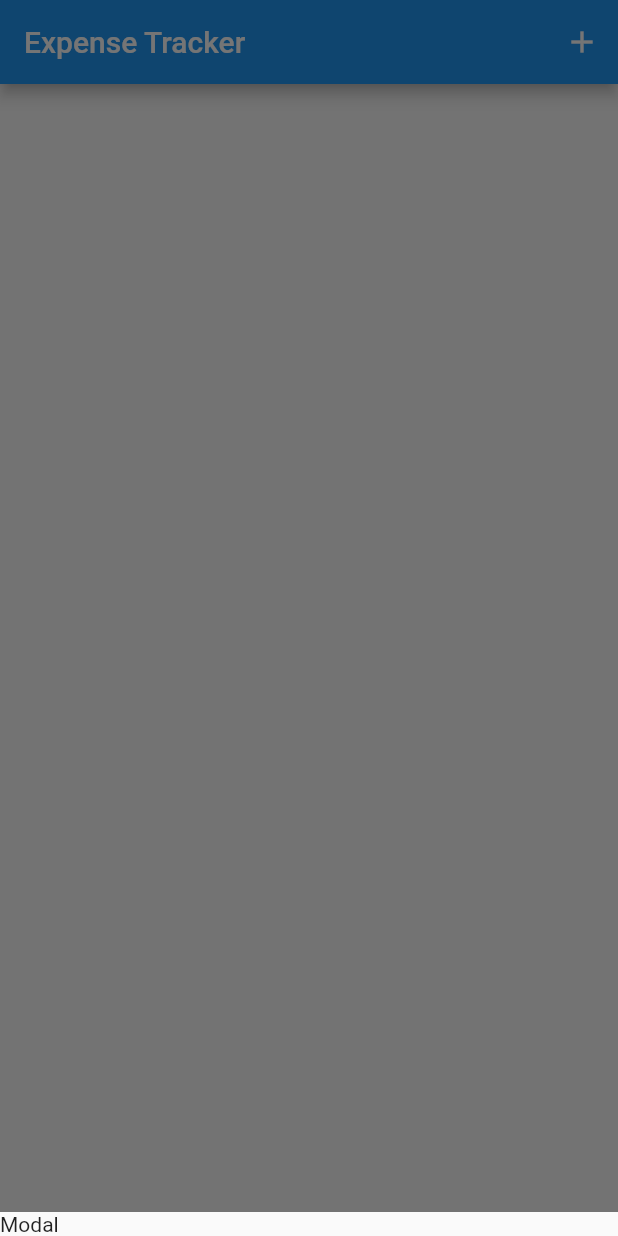
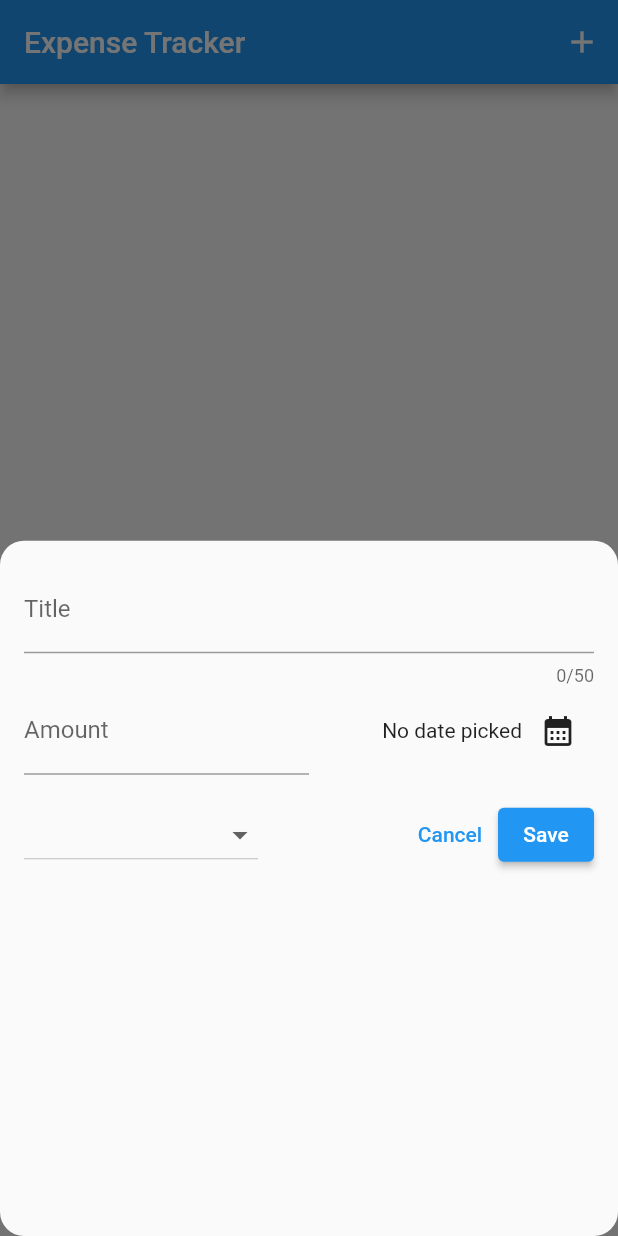
Before and after one commit to MarekAniol/expense_tracker, a Flutter app: the screen it shows after launch, after a tap on the "add" icon, on a phone screen of 412 x 824 dp. Run offline on Flutter 3.47's test engine with Material 2 defaults, Android fonts, the phone set to English and light mode, and no system bars; our stand-ins replace bloc, bloc_concurrency, flutter_bloc, freezed_annotation, get_it, hive; accounts and stored records are empty; generated files the repository leaves out were written again.

Commit message:
Added expense modal widget

```diff
--- a/lib/presentaion/bloc/create_new_expense/create_new_expense_event.dart
+++ b/lib/presentaion/bloc/create_new_expense/create_new_expense_event.dart
@@ -9,4 +9,10 @@ class CreateNewExpenseEvent with _$CreateNewExpenseEvent {
     required DateTime date,
     required Category category,
   }) = _ExpenseCreated;
+  const factory CreateNewExpenseEvent.datePicked({
+    required DateTime date,
+  }) = _DatePicked;
+  const factory CreateNewExpenseEvent.categorySelected({
+    required CategoryIcon? category,
+  }) = _CategorySelected;
 }
--- a/lib/presentaion/bloc/create_new_expense/create_new_expense_state.dart
+++ b/lib/presentaion/bloc/create_new_expense/create_new_expense_state.dart
@@ -4,9 +4,13 @@ part of 'create_new_expense_bloc.dart';
 class CreateNewExpenseState with _$CreateNewExpenseState {
   const factory CreateNewExpenseState({
     required Expense expense,
+    required DateTime? selectedDate,
+    required CategoryIcon? selectedCategory,
   }) = _CreateNewExpenseState;
 
   factory CreateNewExpenseState.initial() => CreateNewExpenseState(
         expense: Expense.initial(),
+        selectedDate: null,
+        selectedCategory: null,
       );
 }
--- a/lib/presentaion/extensions/category_extension.dart
+++ b/lib/presentaion/extensions/category_extensions.dart
@@ -12,6 +12,14 @@ extension CategoryExtensions on Category {
     } else {
       return CategoryIcon.none.icon;
     }
+  }
+}
+
+extension CategoryIconExtension on List<CategoryIcon> {
+  List<CategoryIcon> get getCategories {
+    return where(
+      (category) => category != CategoryIcon.none,
+    ).map((category) => category).toList();
   }
 }
 
--- a/lib/presentaion/screens/home_screen/widgets/expense_item.dart
+++ b/lib/presentaion/screens/home_screen/widgets/expense_item.dart
@@ -1,5 +1,5 @@
 import 'package:expense_tracker/domain/models/expense.dart';
-import 'package:expense_tracker/presentaion/extensions/category_extension.dart';
+import 'package:expense_tracker/presentaion/extensions/category_extensions.dart';
 import 'package:expense_tracker/presentaion/extensions/date_extensions.dart';
 import 'package:flutter/material.dart';
 
--- a/lib/presentaion/widgets/custom_app_bar.dart
+++ b/lib/presentaion/widgets/custom_app_bar.dart
@@ -1,3 +1,4 @@
+import 'package:expense_tracker/presentaion/widgets/new_expense_modal.dart';
 import 'package:flutter/material.dart';
 
 class CustomAppBar extends StatelessWidget implements PreferredSizeWidget {
@@ -10,7 +11,10 @@ class CustomAppBar extends StatelessWidget implements PreferredSizeWidget {
   void _openMocalExpenseForm(BuildContext context) {
     showModalBottomSheet(
       context: context,
-      builder: (context) => const Text("Modal"),
+      shape: RoundedRectangleBorder(
+        borderRadius: BorderRadius.circular(16.0),
+      ),
+      builder: (context) => const NewExpenseModal(),
     );
   }
 
--- /dev/null
+++ b/lib/presentaion/widgets/new_expense_modal.dart
@@ -0,0 +1,131 @@
+import 'package:expense_tracker/presentaion/bloc/create_new_expense/create_new_expense_bloc.dart';
+import 'package:expense_tracker/presentaion/extensions/category_extensions.dart';
+import 'package:expense_tracker/presentaion/extensions/context_extensions.dart';
+import 'package:expense_tracker/presentaion/extensions/date_extensions.dart';
+import 'package:flutter/material.dart';
+import 'package:flutter_bloc/flutter_bloc.dart';
+
+class NewExpenseModal extends StatefulWidget {
+  const NewExpenseModal({super.key});
+
+  @override
+  State<NewExpenseModal> createState() => _NewExpenseModalState();
+}
+
+class _NewExpenseModalState extends State<NewExpenseModal> {
+  final _titleController = TextEditingController();
+  final _amountController = TextEditingController();
+
+  @override
+  void dispose() {
+    _titleController.dispose();
+    _amountController.dispose();
+    super.dispose();
+  }
+
+  @override
+  Widget build(BuildContext context) {
+    return Padding(
+      padding: const EdgeInsets.all(16),
+      child: Column(
+        children: [
+          TextFormField(
+            controller: _titleController,
+            onChanged: (value) {},
+            maxLength: 50,
+            decoration: const InputDecoration(
+              label: Text('Title'),
+            ),
+          ),
+          Row(
+            children: [
+              Expanded(
+                child: TextFormField(
+                  controller: _amountController,
+                  keyboardType: TextInputType.number,
+                  onChanged: (value) {},
+                  decoration: const InputDecoration(
+                    prefixText: '\$ ',
+                    label: Text('Amount'),
+                  ),
+                ),
+              ),
+              Expanded(
+                child: BlocBuilder<CreateNewExpenseBloc, CreateNewExpenseState>(
+                  buildWhen: (previous, current) => previous.selectedDate != current.selectedDate,
+                  builder: (context, state) {
+                    return Row(
+                      mainAxisAlignment: MainAxisAlignment.end,
+                      crossAxisAlignment: CrossAxisAlignment.center,
+                      children: [
+                        Text(state.selectedDate?.formattedDate ?? 'No date picked'),
+                        Builder(
+                          builder: (context) => IconButton(
+                            onPressed: () => context.setDate(
+                              lastChosenDate: state.selectedDate,
+                            ),
+                            icon: const Icon(Icons.calendar_month),
+                          ),
+                        )
+                      ],
+                    );
+                  },
+                ),
+              )
+            ],
+          ),
+          const SizedBox(height: 16),
+          Row(
+            children: [
+              Builder(builder: (context) {
+                return BlocBuilder<CreateNewExpenseBloc, CreateNewExpenseState>(
+                  buildWhen: (previous, current) =>
+                      previous.selectedCategory != current.selectedCategory,
+                  builder: (context, state) {
+                    return DropdownButton(
+                      value: state.selectedCategory,
+                      items: CategoryIcon.values.getCategories
+                          .map(
+                            (category) => DropdownMenuItem(
+                              value: category,
+                              child: Row(
+                                children: [
+                                  category.icon,
+                                  const SizedBox(width: 8),
+                                  Text(
+                                    category.name,
+                                  ),
+                                ],
+                              ),
+                            ),
+                          )
+                          .toList(),
+                      onChanged: (value) {
+                        context.read<CreateNewExpenseBloc>().add(
+                              CreateNewExpenseEvent.categorySelected(
+                                category: value,
+                              ),
+                            );
+                      },
+                    );
+                  },
+                );
+              }),
+              const Spacer(),
+              TextButton(
+                onPressed: context.closeModal,
+                child: const Text('Cancel'),
+              ),
+              ElevatedButton(
+                onPressed: () {
+                  // TODO: implement save expense
+                },
+                child: const Text('Save'),
+              )
+            ],
+          )
+        ],
+      ),
+    );
+  }
+}
```
Also changed, not shown: lib/presentaion/bloc/create_new_expense/create_new_expense_bloc.dart (+25 -0 lines), lib/presentaion/extensions/context_extensions.dart (added, +31 -0 lines).
